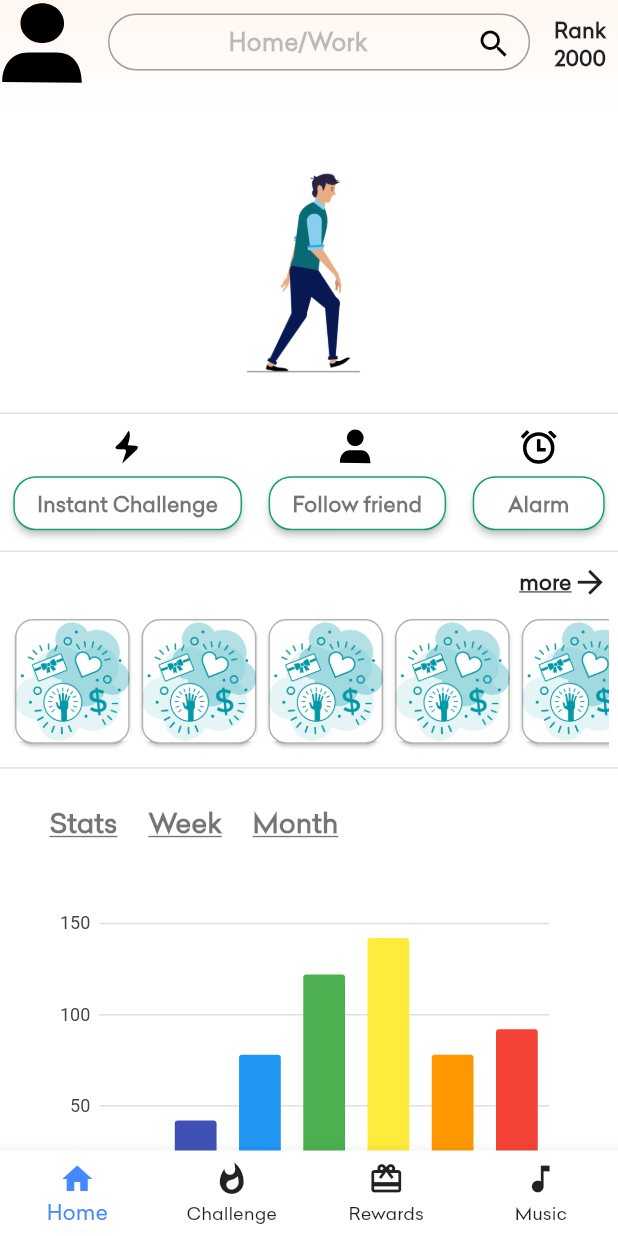
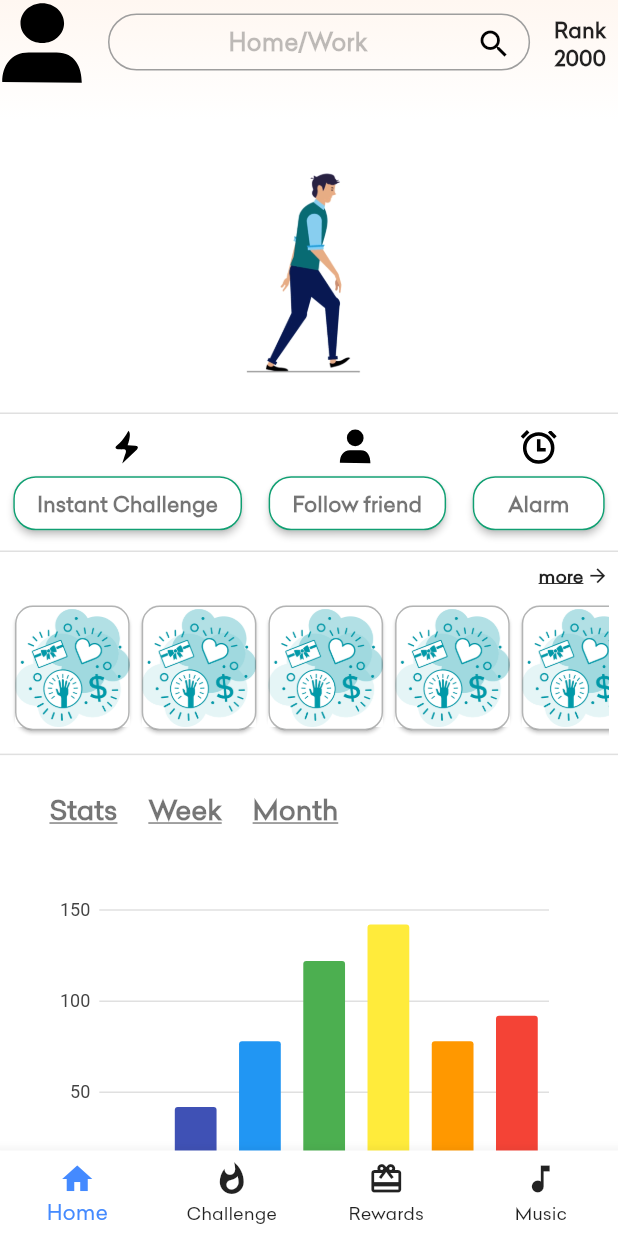
Before and after one commit to borsezf2/fitnesstracker2020, a Flutter app: the screen it shows after launch, on a phone screen of 412 x 824 dp. Run offline on Flutter 3.47's test engine with Material 2 defaults, Android fonts, the light colour scheme and no system bars; our stand-ins replace carousel_slider, charts_flutter, device_info, flutter_svg, percent_indicator; project files that could hold a hidden picture were left out.

Commit message:
home screen

```diff
--- a/lib/screens/homes.dart
+++ b/lib/screens/homes.dart
@@ -865,11 +865,9 @@ class _HomeState extends State<Home> {
                         child: Column(
                           children: <Widget>[
                             SizedBox(
-                              width: MediaQuery.of(context).size.width,
+                              width: width,
                               child: Row(
                                 mainAxisAlignment: MainAxisAlignment.end,
-                                children: <Widget>[
-                                  Column(
                                 children: <Widget>[
                                   Text(
                                     'more ',
@@ -877,18 +875,14 @@ class _HomeState extends State<Home> {
                                     style: TextStyle(
                                       color: Colors.black87,
                                       decoration: TextDecoration.underline,
-                                          fontWeight: FontWeight.bold
+                                      fontWeight: FontWeight.bold,
+                                      fontSize: 12.0
                                     ),
                                   ),
-                                      // Divider(
-                                      //   thickness: 1.0,
-                                      //   color: Colors.black12,
-                                      // ),
-                                    ],
-                                  ),
+                                  SizedBox(width:width*0.005),
                                   Icon(
                                     Icons.arrow_forward,
-                                    size: 25.0,
+                                    size: 15.0,
                                     color: Colors.black87,
                                   )
                                 ],
```
Lines whose indentation alone changed are shown as unchanged.
